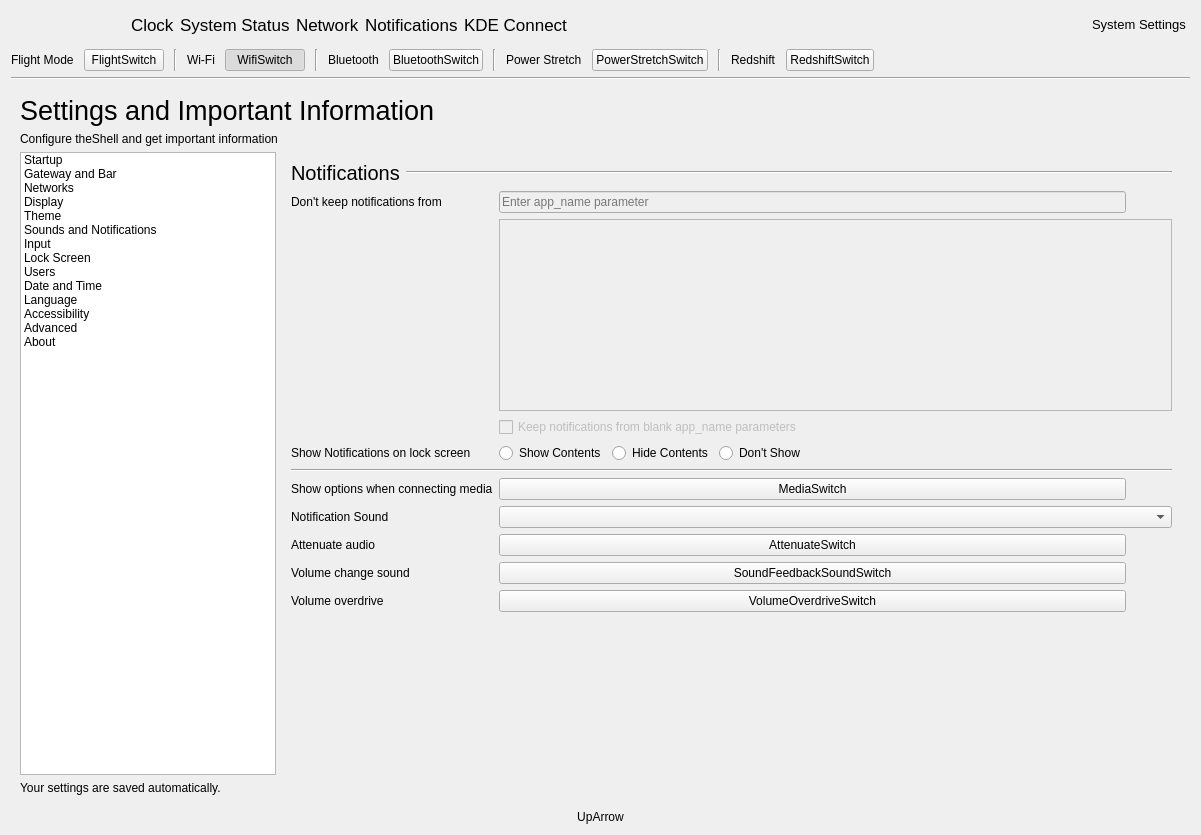
vicr123/theshell, file shell/infopanedropdown.ui: the form before one commit.
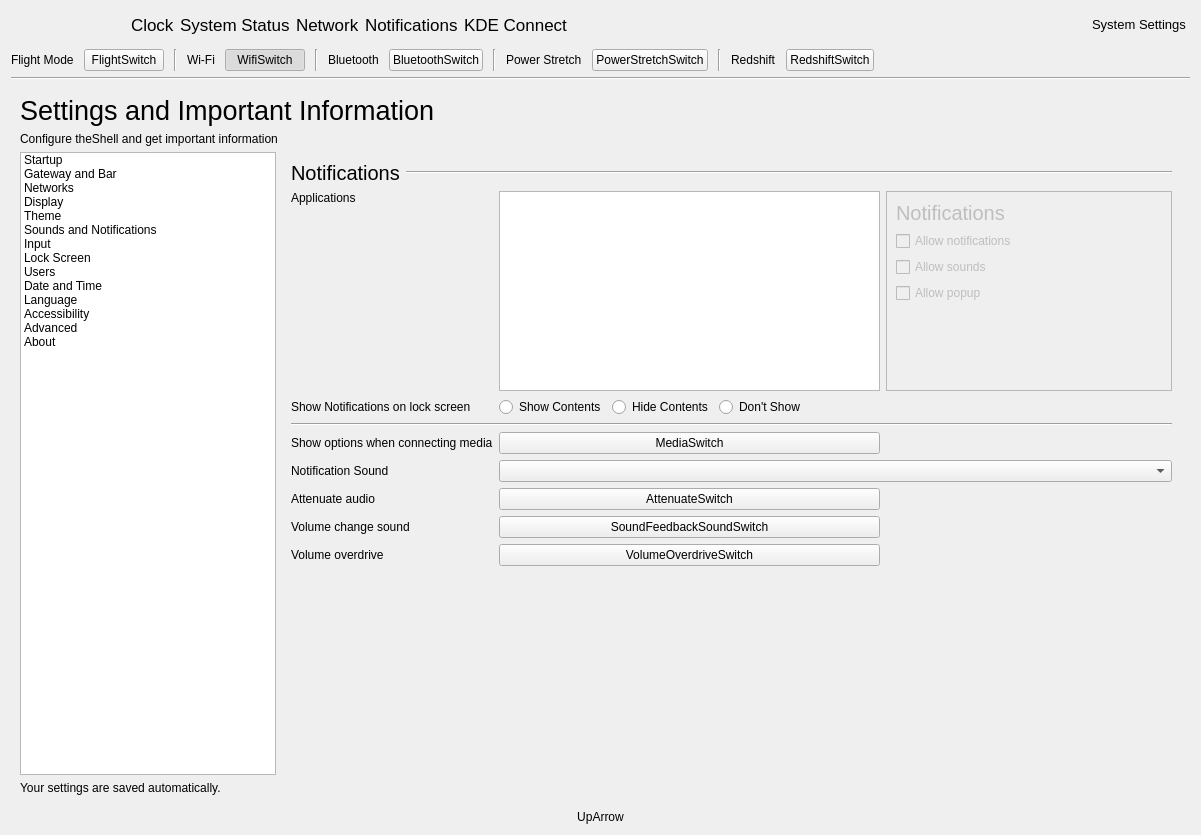
The form after the commit. The open tabs and pages were chosen to show the change. Icons and pictures are not drawn. Custom widgets are drawn as their Qt base class.

Commit message: Advanced Notifications Settings

```diff
--- a/shell/infopanedropdown.ui
+++ b/shell/infopanedropdown.ui
@@ -2972,7 +2972,14 @@
            </widget>
            <widget class="QWidget" name="NotificationsSettings">
             <layout class="QGridLayout" name="gridLayout_3">
-             <item row="4" column="1" colspan="2">
+             <item row="6" column="0">
+              <widget class="QLabel" name="label_89">
+               <property name="text">
+                <string>Attenuate audio</string>
+               </property>
+              </widget>
+             </item>
+             <item row="2" column="1" colspan="2">
               <widget class="QFrame" name="frame_4">
                <property name="frameShape">
                 <enum>QFrame::NoFrame</enum>
@@ -3079,80 +3086,42 @@
                </layout>
               </widget>
              </item>
-             <item row="1" column="2">
-              <widget class="QPushButton" name="pushButton_9">
-               <property name="enabled">
-                <bool>false</bool>
-               </property>
-               <property name="text">
-                <string/>
-               </property>
-               <property name="icon">
-                <iconset theme="list-add">
-                 <normaloff>.</normaloff>.</iconset>
-               </property>
-               <property name="flat">
-                <bool>true</bool>
-               </property>
-              </widget>
-             </item>
-             <item row="8" column="0">
-              <widget class="QLabel" name="label_89">
-               <property name="text">
-                <string>Attenuate audio</string>
-               </property>
-              </widget>
-             </item>
-             <item row="4" column="0">
+             <item row="2" column="0">
               <widget class="QLabel" name="label_43">
                <property name="text">
                 <string>Show Notifications on lock screen</string>
                </property>
               </widget>
              </item>
-             <item row="2" column="1" colspan="2">
-              <widget class="QListView" name="listView">
-               <property name="enabled">
-                <bool>false</bool>
-               </property>
-              </widget>
-             </item>
-             <item row="1" column="0">
-              <widget class="QLabel" name="label_14">
-               <property name="text">
-                <string>Don't keep notifications from</string>
-               </property>
-              </widget>
-             </item>
-             <item row="7" column="0">
+             <item row="5" column="0">
               <widget class="QLabel" name="label_58">
                <property name="text">
                 <string>Notification Sound</string>
                </property>
               </widget>
              </item>
-             <item row="6" column="0">
+             <item row="4" column="0">
               <widget class="QLabel" name="label_49">
                <property name="text">
                 <string>Show options when connecting media</string>
                </property>
               </widget>
              </item>
-             <item row="5" column="0" colspan="3">
+             <item row="3" column="0" colspan="3">
               <widget class="Line" name="line_11">
                <property name="orientation">
                 <enum>Qt::Horizontal</enum>
                </property>
               </widget>
              </item>
-             <item row="6" column="1">
+             <item row="4" column="1">
               <widget class="Switch" name="MediaSwitch">
                <property name="text">
                 <string notr="true">MediaSwitch</string>
                </property>
               </widget>
              </item>
-             <item row="11" column="0" colspan="3">
+             <item row="9" column="0" colspan="3">
               <spacer name="verticalSpacer_10">
                <property name="orientation">
                 <enum>Qt::Vertical</enum>
@@ -3165,64 +3134,137 @@
                </property>
               </spacer>
              </item>
-             <item row="3" column="1" colspan="2">
-              <widget class="QCheckBox" name="checkBox">
-               <property name="enabled">
-                <bool>false</bool>
-               </property>
-               <property name="text">
-                <string>Keep notifications from blank app_name parameters</string>
-               </property>
-              </widget>
-             </item>
-             <item row="8" column="1">
+             <item row="6" column="1">
               <widget class="Switch" name="AttenuateSwitch">
                <property name="text">
                 <string notr="true">AttenuateSwitch</string>
                </property>
               </widget>
              </item>
-             <item row="7" column="1" colspan="2">
+             <item row="5" column="1" colspan="2">
               <widget class="QComboBox" name="notificationSoundBox"/>
              </item>
-             <item row="1" column="1">
-              <widget class="QLineEdit" name="lineEdit_3">
-               <property name="enabled">
-                <bool>false</bool>
-               </property>
-               <property name="placeholderText">
-                <string>Enter app_name parameter</string>
-               </property>
-              </widget>
-             </item>
-             <item row="9" column="0">
+             <item row="7" column="0">
               <widget class="QLabel" name="label_45">
                <property name="text">
                 <string>Volume change sound</string>
                </property>
               </widget>
              </item>
-             <item row="9" column="1">
+             <item row="7" column="1">
               <widget class="Switch" name="SoundFeedbackSoundSwitch">
                <property name="text">
                 <string>SoundFeedbackSoundSwitch</string>
                </property>
               </widget>
              </item>
-             <item row="10" column="0">
+             <item row="8" column="0">
               <widget class="QLabel" name="label_46">
                <property name="text">
                 <string>Volume overdrive</string>
                </property>
               </widget>
              </item>
-             <item row="10" column="1">
+             <item row="8" column="1">
               <widget class="Switch" name="VolumeOverdriveSwitch">
                <property name="text">
                 <string>VolumeOverdriveSwitch</string>
                </property>
               </widget>
              </item>
+             <item row="1" column="0">
+              <widget class="QLabel" name="label_14">
+               <property name="sizePolicy">
+                <sizepolicy hsizetype="Maximum" vsizetype="Preferred">
+                 <horstretch>0</horstretch>
+                 <verstretch>0</verstretch>
+                </sizepolicy>
+               </property>
+               <property name="text">
+                <string>Applications</string>
+               </property>
+               <property name="alignment">
+                <set>Qt::AlignLeading|Qt::AlignLeft|Qt::AlignTop</set>
+               </property>
+              </widget>
+             </item>
+             <item row="1" column="1">
+              <widget class="QListWidget" name="AppNotifications">
+               <property name="sizePolicy">
+                <sizepolicy hsizetype="Expanding" vsizetype="Expanding">
+                 <horstretch>4</horstretch>
+                 <verstretch>0</verstretch>
+                </sizepolicy>
+               </property>
+              </widget>
+             </item>
+             <item row="1" column="2">
+              <widget class="QFrame" name="appNotificationsPane">
+               <property name="enabled">
+                <bool>false</bool>
+               </property>
+               <property name="sizePolicy">
+                <sizepolicy hsizetype="Expanding" vsizetype="Preferred">
+                 <horstretch>3</horstretch>
+                 <verstretch>0</verstretch>
+                </sizepolicy>
+               </property>
+               <property name="frameShape">
+                <enum>QFrame::StyledPanel</enum>
+               </property>
+               <property name="frameShadow">
+                <enum>QFrame::Raised</enum>
+               </property>
+               <layout class="QVBoxLayout" name="verticalLayout_14">
+                <item>
+                 <widget class="QLabel" name="appNotificationsTitle">
+                  <property name="font">
+                   <font>
+                    <pointsize>15</pointsize>
+                   </font>
+                  </property>
+                  <property name="text">
+                   <string notr="true">Notifications</string>
+                  </property>
+                 </widget>
+                </item>
+                <item>
+                 <widget class="QCheckBox" name="appAllowNotifications">
+                  <property name="text">
+                   <string>Allow notifications</string>
+                  </property>
+                 </widget>
+                </item>
+                <item>
+                 <widget class="QCheckBox" name="appAllowSounds">
+                  <property name="text">
+                   <string>Allow sounds</string>
+                  </property>
+                 </widget>
+                </item>
+                <item>
+                 <widget class="QCheckBox" name="appAllowPopup">
+                  <property name="text">
+                   <string>Allow popup</string>
+                  </property>
+                 </widget>
+                </item>
+                <item>
+                 <spacer name="verticalSpacer_8">
+                  <property name="orientation">
+                   <enum>Qt::Vertical</enum>
+                  </property>
+                  <property name="sizeHint" stdset="0">
+                   <size>
+                    <width>20</width>
+                    <height>40</height>
+                   </size>
+                  </property>
+                 </spacer>
+                </item>
+               </layout>
+              </widget>
+             </item>
             </layout>
            </widget>
            <widget class="QWidget" name="InputSettings">
```
Left out of the diff: 12 changed lines with no effect on the pictures. The commit also changes 6 other files.
